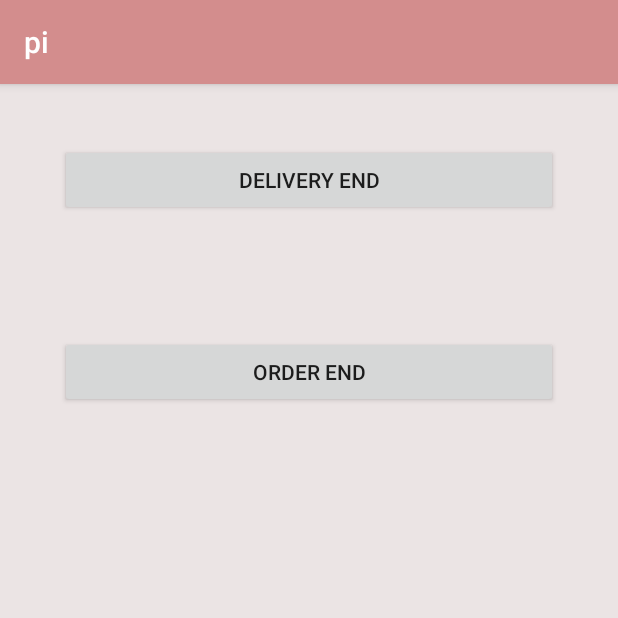
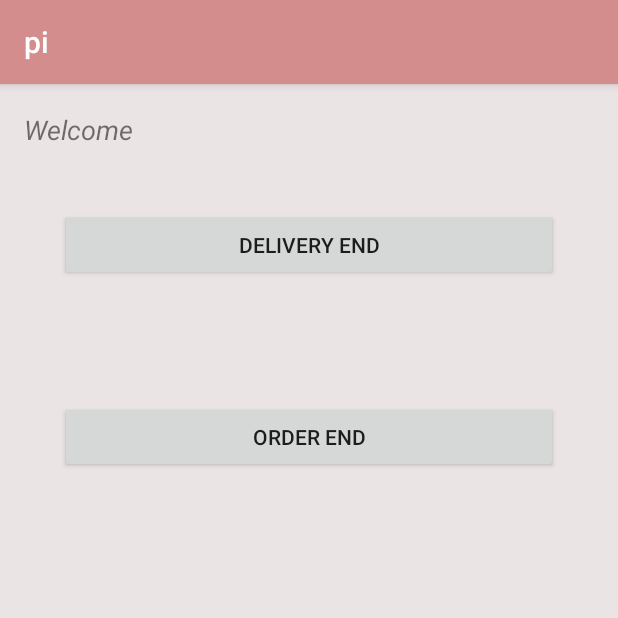
Before and after one commit to sirAdarsh/pi, an Android app: the IntermediateAsk screen opened directly, with no data from a screen before it, on a phone screen of 412 x 824 dp, the top half of it. Run offline under Robolectric (Android 15) with nearby library versions, the phone set to English and light mode, and no system bars; our stand-ins replace Firebase (no records; nobody signed in at launch, a user with empty details on screens opened directly).

Commit message:
Sign up and Sign in page added in the main screen. (Firebase)

```diff
--- a/app/build.gradle
+++ b/app/build.gradle
@@ -25,6 +25,7 @@ dependencies {
     implementation 'androidx.appcompat:appcompat:1.0.2'
     implementation 'androidx.constraintlayout:constraintlayout:1.1.3'
     implementation 'com.google.firebase:firebase-database:16.0.4'
+    implementation 'com.google.firebase:firebase-auth:16.0.5'
     testImplementation 'junit:junit:4.12'
     androidTestImplementation 'androidx.test.ext:junit:1.1.0'
     androidTestImplementation 'androidx.test.espresso:espresso-core:3.1.1'
--- a/app/src/main/java/com/example/pi/IntermediateAsk.java
+++ b/app/src/main/java/com/example/pi/IntermediateAsk.java
@@ -8,6 +8,8 @@ import android.content.pm.PackageManager;
 import android.os.Bundle;
 import android.view.View;
 import android.widget.Button;
+import android.widget.EditText;
+import android.widget.TextView;
 import android.widget.Toast;
 
 import androidx.annotation.NonNull;
@@ -17,10 +19,25 @@ import androidx.appcompat.app.AppCompatActivity;
 import androidx.core.app.ActivityCompat;
 import androidx.core.content.ContextCompat;
 
+import com.google.firebase.auth.FirebaseAuth;
+
 public class IntermediateAsk extends AppCompatActivity {
+
+    FirebaseAuth mAuth;
+
+    TextView userInProfileName;
 
     private int NETWORK_PERMISSION_CODE=1; //for checking if the permission is granted
 
+
+    @Override
+    protected void onStart() {
+        super.onStart();
+
+        mAuth=FirebaseAuth.getInstance();
+
+        userInProfileName.setText(mAuth.getCurrentUser().getDisplayName());
+    }
 
     @Override
     protected void onCreate(@Nullable Bundle savedInstanceState) {
@@ -30,6 +47,8 @@ public class IntermediateAsk extends AppCompatActivity {
         //for checking if network permission was granted
         Button btnOrderer=findViewById(R.id.buttonOrderer);
         Button btnDeliverer=findViewById(R.id.buttonDeliverer);
+
+        userInProfileName=findViewById(R.id.userInProfileName);
 
         btnOrderer.setOnClickListener(new View.OnClickListener() {
             @Override
--- a/app/src/main/res/layout/activity_main.xml
+++ b/app/src/main/res/layout/activity_main.xml
@@ -19,7 +19,7 @@
             android:paddingLeft="24dp"
             android:paddingRight="24dp"
             android:id="@+id/linearLayout">
-            <EditText android:id="@+id/editName"
+            <EditText android:id="@+id/editSignInEmail"
                 android:layout_width="match_parent"
                 android:layout_height="wrap_content"
                 android:hint="Username"
@@ -29,7 +29,7 @@
                 android:focusable="true"
                 android:focusableInTouchMode="true" />
 
-            <EditText android:id="@+id/editPassword"
+            <EditText android:id="@+id/editSignInPassword"
                 android:layout_width="match_parent"
                 android:layout_height="wrap_content"
                 android:inputType="textPassword"
--- a/app/src/main/res/layout/intermediate_activity.xml
+++ b/app/src/main/res/layout/intermediate_activity.xml
@@ -9,7 +9,35 @@
         android:orientation="vertical"
         android:background="#EBE4E4"
         android:layout_gravity="center_vertical">
+        <LinearLayout
+            android:layout_width="match_parent"
+            android:layout_height="wrap_content"
+            android:orientation="horizontal"
+            android:layout_marginTop="16dp">
 
+
+
+        <TextView
+            android:layout_width="wrap_content"
+            android:layout_height="wrap_content"
+            android:text="Welcome  "
+            android:textSize="18sp"
+            android:layout_marginLeft="16dp"
+            android:textStyle="italic">
+
+        </TextView>
+            <TextView
+                android:id="@+id/userInProfileName"
+                android:layout_width="wrap_content"
+                android:layout_height="wrap_content"
+                android:text="userName"
+                android:textSize="20sp"
+                android:textStyle="bold"
+                android:textColor="#000000">
+
+            </TextView>
+
+        </LinearLayout>
         <Button
             android:id="@+id/buttonDeliverer"
             android:layout_width="match_parent"
```
Also changed, not shown: app/src/main/AndroidManifest.xml (+9 -7 lines), app/src/main/java/com/example/pi/MainActivity.java (+92 -6 lines).
